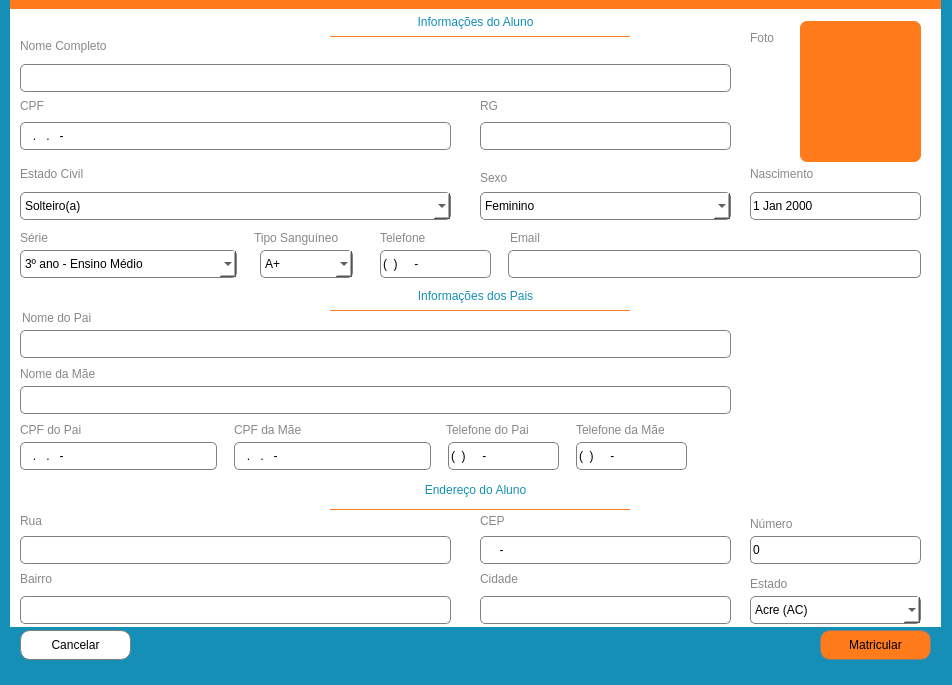
Old version of the form pyschool/interface/matricula.ui in the repository IanLuan/PySchool.
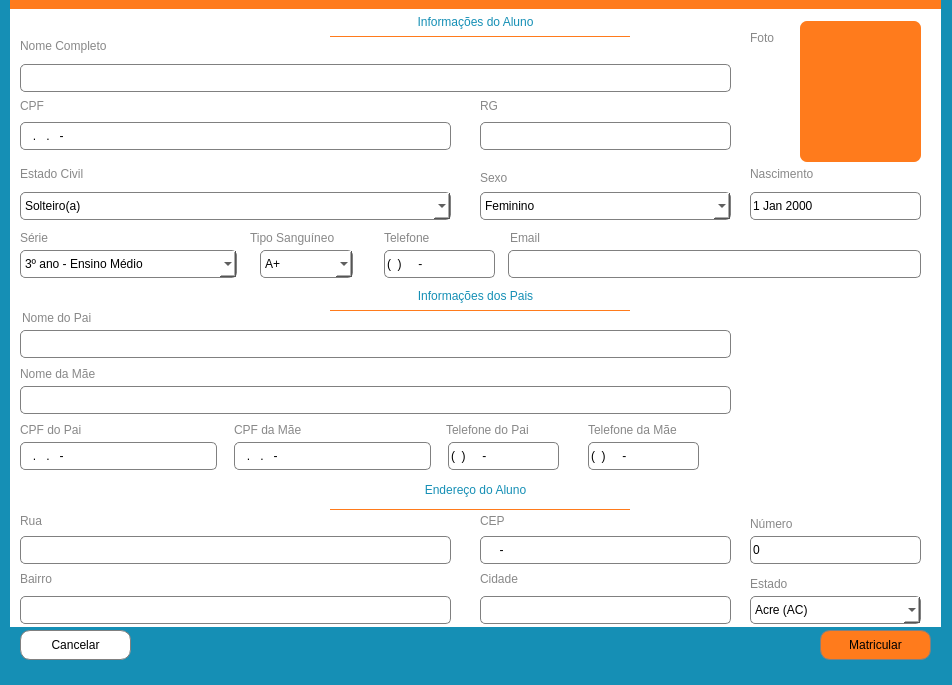
New version of the form.

Commit message: alterações ui cadastro

The edit to the form file:
```diff
--- a/pyschool/interface/matricula.ui
+++ b/pyschool/interface/matricula.ui
@@ -595,9 +595,9 @@
      <widget class="QLabel" name="lblTipoSanguineo">
       <property name="geometry">
        <rect>
-        <x>244</x>
+        <x>240</x>
         <y>212</y>
-        <width>105</width>
+        <width>125</width>
         <height>31</height>
        </rect>
       </property>
@@ -671,7 +671,7 @@
      <widget class="QLabel" name="lblTelefone">
       <property name="geometry">
        <rect>
-        <x>370</x>
+        <x>374</x>
         <y>212</y>
         <width>105</width>
         <height>31</height>
@@ -688,7 +688,7 @@
      <widget class="QLineEdit" name="lineTelefoneAluno">
       <property name="geometry">
        <rect>
-        <x>370</x>
+        <x>374</x>
         <y>240</y>
         <width>111</width>
         <height>28</height>
@@ -1449,7 +1449,7 @@
        <rect>
         <x>436</x>
         <y>138</y>
-        <width>109</width>
+        <width>123</width>
         <height>23</height>
        </rect>
       </property>
@@ -1486,7 +1486,7 @@
      <widget class="QLineEdit" name="lineTelefoneMae">
       <property name="geometry">
        <rect>
-        <x>566</x>
+        <x>578</x>
         <y>162</y>
         <width>111</width>
         <height>28</height>
@@ -1508,9 +1508,9 @@
      <widget class="QLabel" name="lblTelefoneMae">
       <property name="geometry">
        <rect>
-        <x>566</x>
+        <x>578</x>
         <y>138</y>
-        <width>109</width>
+        <width>139</width>
         <height>23</height>
        </rect>
       </property>
```
The commit also changes 7 other files.
